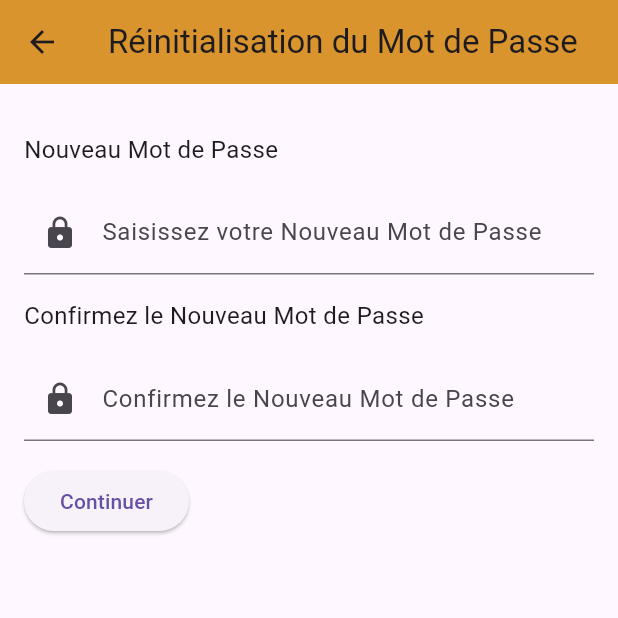
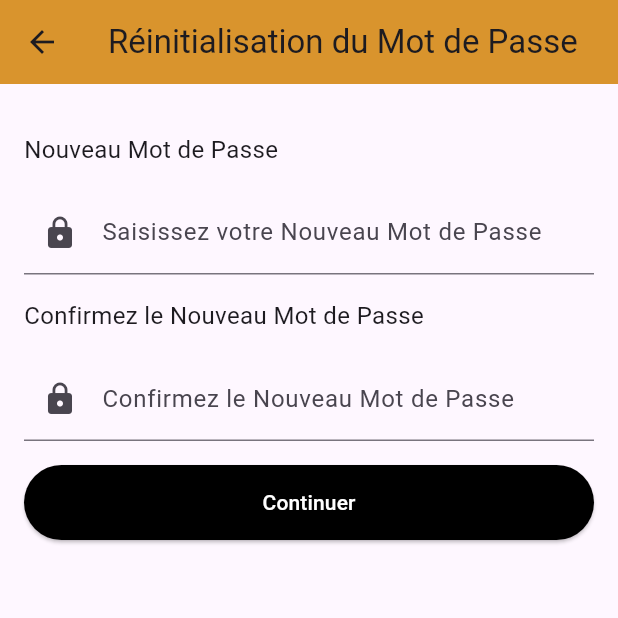
Before and after one commit to Dalel1akremi/flutterProject, a Flutter app: the NouveauPasswordPage screen opened directly with empty values, on a phone screen of 412 x 824 dp, the top half of it. Run offline on Flutter 3.47's test engine with Material 3 defaults, Android fonts, the phone set to English and light mode, and no system bars; our stand-ins replace shared_preferences; accounts and stored records are empty.

Commit message:
feat:fix ` button`

```diff
--- a/FLUTTER/lib/pages/aboutUser/NouveauPasswordPage.dart
+++ b/FLUTTER/lib/pages/aboutUser/NouveauPasswordPage.dart
@@ -1,5 +1,6 @@
 // ignore_for_file: file_names
 
+import 'package:demo/pages/aboutUser/login.dart';
 import 'package:flutter/foundation.dart';
 import 'package:flutter/material.dart';
 import 'package:http/http.dart' as http;
@@ -163,8 +164,8 @@ class _NouveauPasswordPageState extends State<NouveauPasswordPage> {
                 },
               ),
               const SizedBox(height: 16.0),
-              ElevatedButton(
-                onPressed: () {
+               ElevatedButton(
+                onPressed: () async {
                   // Reset previous validation error
                   setState(() {
                     _passwordValidationError = null;
@@ -174,9 +175,21 @@ class _NouveauPasswordPageState extends State<NouveauPasswordPage> {
                     // If form is valid, proceed with update
                     updatePassword();
                   }
+                  Navigator.push(
+                    context,
+                     MaterialPageRoute(builder: (context) => const loginPage()),
+                                );
                 },
-                child: const Text('Continuer'),
+                style: ElevatedButton.styleFrom(
+                  minimumSize: const Size(double.infinity, 50),
+                  backgroundColor: Colors.black,
+                ),
+                child: const Text(
+                  'Continuer',
+                  style: TextStyle(color: Colors.white),
+                ),
               ),
+
             ],
           ),
         ),
```
